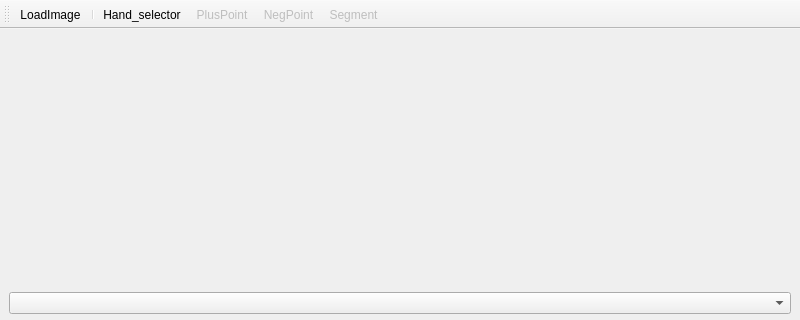
The window that main.ui (s-du/IamSAM) describes before a commit, drawn with Qt 5; both pictures show x 0 to 800 and y 0 to 320 of the 800 by 600 pixel window.
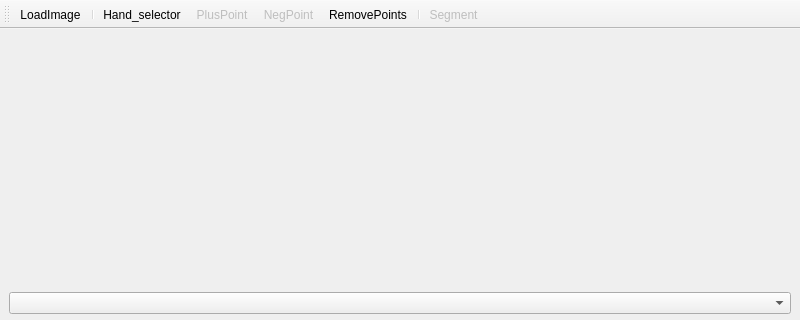
The same window after the commit.

Commit message: remove points func

```diff
--- a/main.ui
+++ b/main.ui
@@ -49,6 +49,8 @@
    <addaction name="actionHand_selector"/>
    <addaction name="actionPlusPoint"/>
    <addaction name="actionNegPoint"/>
+   <addaction name="actionRemovePoints"/>
+   <addaction name="separator"/>
    <addaction name="actionSegment"/>
   </widget>
   <action name="actionLoadImage">
@@ -94,6 +96,11 @@
     <string>Segment</string>
    </property>
   </action>
+  <action name="actionRemovePoints">
+   <property name="text">
+    <string>RemovePoints</string>
+   </property>
+  </action>
  </widget>
  <resources/>
  <connections/>
```
The commit also changes 1 other file.
